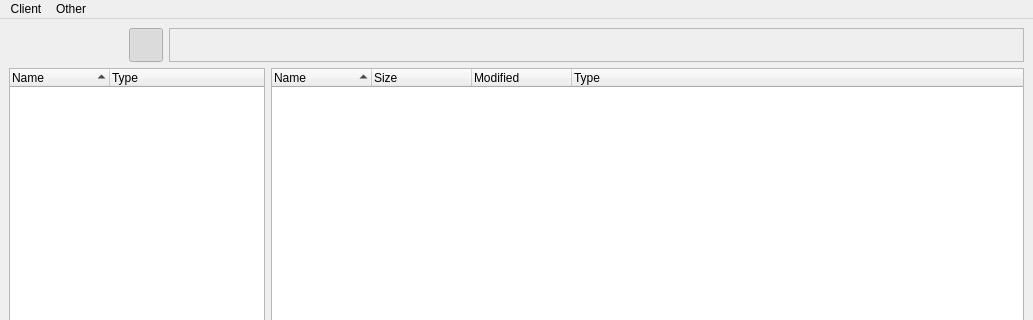
Qt form forms/main_window.ui (Communist02/agile) before a commit; both pictures show x 0 to 1033 and y 0 to 320 of the 1033 by 771 pixel window.
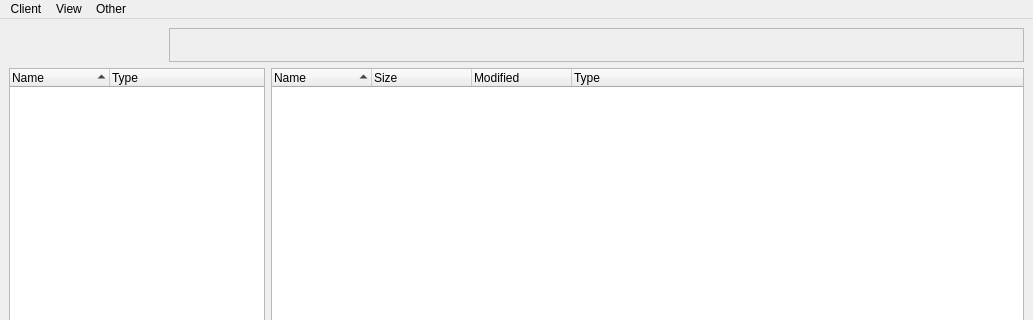
The same form after that commit. Icons and pictures are not drawn.

```diff
--- a/forms/main_window.ui
+++ b/forms/main_window.ui
@@ -128,13 +128,7 @@
          </size>
         </property>
         <property name="icon">
-         <iconset theme="document-open"/>
-        </property>
-        <property name="checkable">
-         <bool>true</bool>
-        </property>
-        <property name="checked">
-         <bool>true</bool>
+         <iconset theme="view-refresh"/>
         </property>
         <property name="flat">
          <bool>true</bool>
@@ -301,7 +295,14 @@
     </property>
     <addaction name="actionAbout"/>
    </widget>
+   <widget class="QMenu" name="menuView">
+    <property name="title">
+     <string>View</string>
+    </property>
+    <addaction name="action_list_remotes"/>
+   </widget>
    <addaction name="menuClient"/>
+   <addaction name="menuView"/>
    <addaction name="menuOther"/>
   </widget>
   <widget class="QStatusBar" name="statusbar">
```
Left out of the diff: 13 changed lines with no effect on the pictures.
